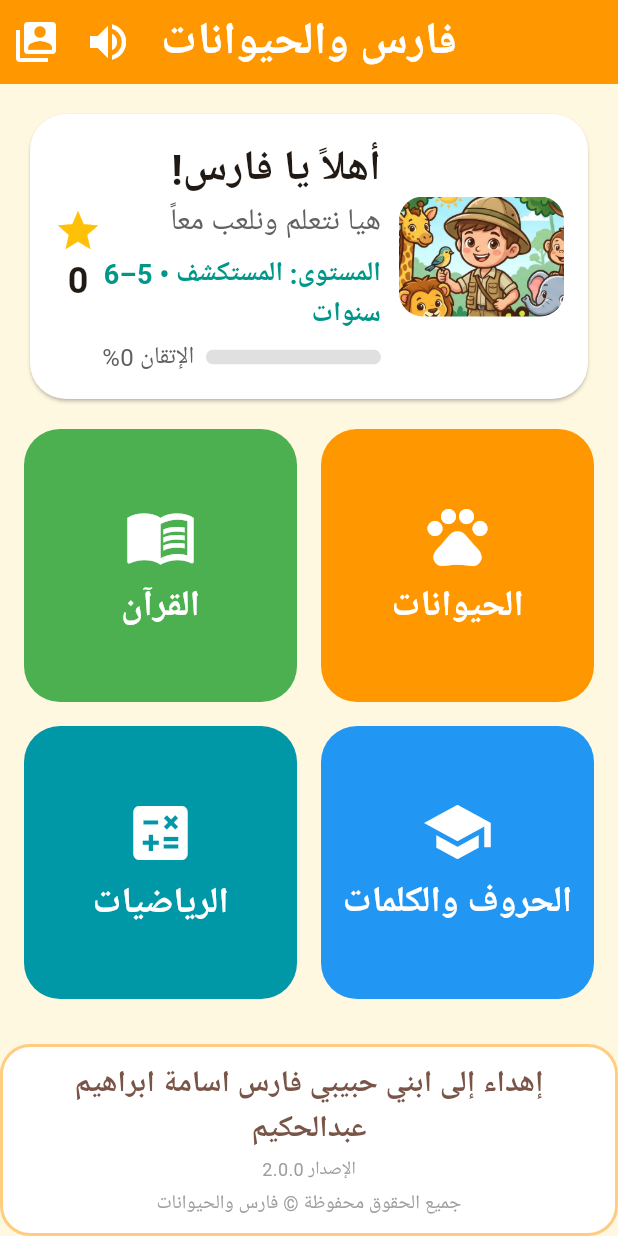
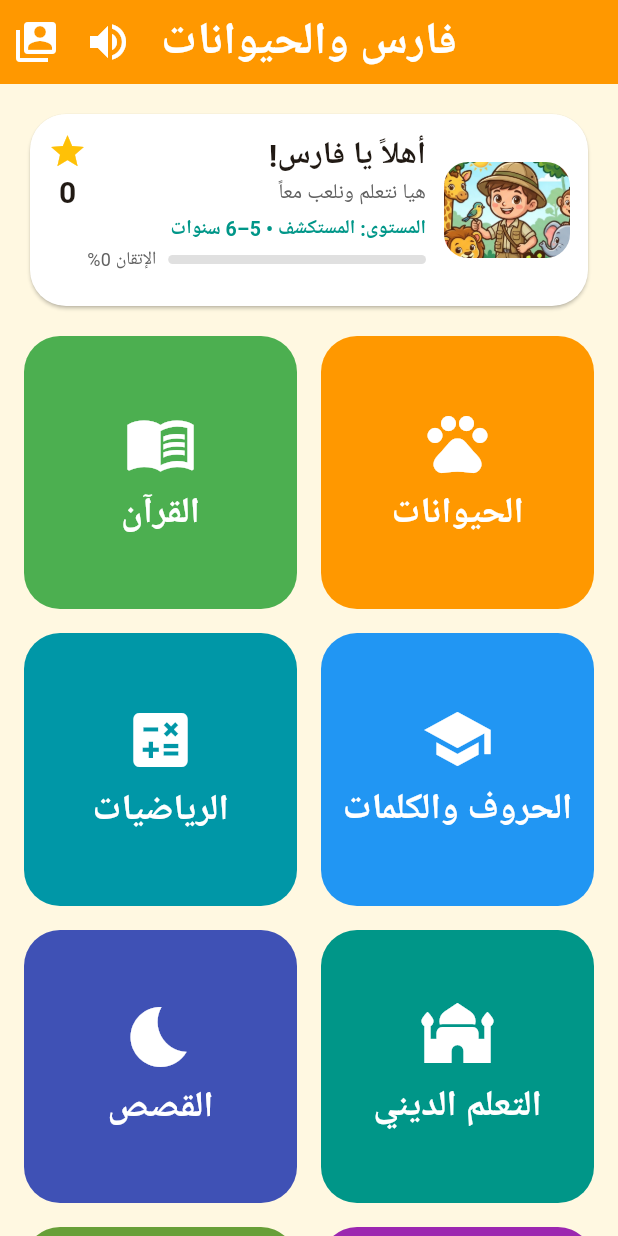
Before and after one commit to shifa-app/fares-animals, a Flutter app: the screen it shows after launch, on a phone screen of 412 x 824 dp. Run offline on Flutter 3.47's test engine with Material 3 defaults, Android fonts, the phone set to English and light mode, and no system bars; our stand-ins replace audioplayers, flutter_tts, material_ui, shared_preferences, speech_to_text.

Commit message:
فارس والحيوانات v2.0.1: إصلاح الشاشة الرئيسية — تمرير الصفحة كاملة وبطاقة ترحيب بمقاس ثابت

```diff
--- a/lib/app_version.dart
+++ b/lib/app_version.dart
@@ -1,4 +1,4 @@
 // رقم إصدار التطبيق الموحد — يظهر في الفوتر.
 // يُحدَّث مع version في pubspec.yaml عند كل إصدار، ويفرض
 // اختبار test/app_version_test.dart تطابقهما.
-const String appVersion = '2.0.0';
+const String appVersion = '2.0.1';
--- a/lib/screens/home_screen.dart
+++ b/lib/screens/home_screen.dart
@@ -258,7 +258,6 @@ class _HomeScreenState extends State<HomeScreen> {
   @override
   Widget build(BuildContext context) {
     return Scaffold(
-      bottomNavigationBar: const AppFooter.big(),
       backgroundColor: Colors.amber.shade50,
       appBar: AppBar(
         title: Text(
@@ -283,25 +282,34 @@ class _HomeScreenState extends State<HomeScreen> {
           ),
         ],
       ),
-      body: Padding(
+      // الصفحة كلها تمرَّر كقطعة واحدة: بطاقة الترحيب تخرج لأعلى
+      // والأقسام تأتي مكانها، والسحب يعمل من أي مكان في الشاشة
+      // (ملاحظة المراجعة 1 في 2.0.0: البطاقة والفوتر كانا يضغطان
+      // الصفحة فلا تظهر الأقسام).
+      body: SingleChildScrollView(
+        child: Padding(
           padding: const EdgeInsets.all(16),
           child: Column(
             children: [
-            Card(
+              // بطاقة الترحيب بمقاس ثابت (136) لا تتمدد أبداً —
+              // النصوص بسطر واحد مع قطع (…) حتى لا يكبر ارتفاعها.
+              SizedBox(
+                height: 136,
+                child: Card(
                   color: Colors.white,
                   shape: RoundedRectangleBorder(
                     borderRadius: BorderRadius.circular(24),
                   ),
                   child: Padding(
-                padding: const EdgeInsets.all(16),
+                    padding: const EdgeInsets.all(12),
                     child: Row(
                       children: [
                         ClipRRect(
                           borderRadius: BorderRadius.circular(16),
                           child: Image.asset(
                             'assets/logo_center.png',
-                        width: 110,
-                        height: 80,
+                            width: 84,
+                            height: 64,
                             fit: BoxFit.cover,
                           ),
                         ),
@@ -312,28 +320,32 @@ class _HomeScreenState extends State<HomeScreen> {
                             children: [
                               Text(
                                 'أهلاً يا $_childName!',
+                                maxLines: 1,
+                                overflow: TextOverflow.ellipsis,
                                 style: const TextStyle(
-                              fontSize: 28,
+                                  fontSize: 21,
                                   fontWeight: FontWeight.bold,
                                 ),
                               ),
                               Text(
                                 'هيا نتعلم ونلعب معاً',
                                 style: TextStyle(
-                              fontSize: 20,
+                                  fontSize: 14,
                                   color: Colors.grey.shade700,
                                 ),
                               ),
-                          const SizedBox(height: 6),
+                              const SizedBox(height: 3),
                               Text(
                                 'المستوى: ${_level.title} • ${_level.label}',
+                                maxLines: 1,
+                                overflow: TextOverflow.ellipsis,
                                 style: const TextStyle(
-                              fontSize: 18,
+                                  fontSize: 13,
                                   fontWeight: FontWeight.bold,
                                   color: Colors.teal,
                                 ),
                               ),
-                          const SizedBox(height: 4),
+                              const SizedBox(height: 2),
                               Row(
                                 children: [
                                   Expanded(
@@ -341,7 +353,7 @@ class _HomeScreenState extends State<HomeScreen> {
                                       borderRadius: BorderRadius.circular(8),
                                       child: LinearProgressIndicator(
                                         value: _mastery,
-                                    minHeight: 10,
+                                        minHeight: 6,
                                         backgroundColor: Colors.grey.shade300,
                                         color: Colors.teal,
                                       ),
@@ -351,7 +363,7 @@ class _HomeScreenState extends State<HomeScreen> {
                                   Text(
                                     'الإتقان ${(_mastery * 100).round()}%',
                                     style: TextStyle(
-                                  fontSize: 16,
+                                      fontSize: 12,
                                       color: Colors.grey.shade700,
                                     ),
                                   ),
@@ -362,17 +374,22 @@ class _HomeScreenState extends State<HomeScreen> {
                         ),
                         Column(
                           children: [
-                        const Icon(Icons.star, size: 32, color: Colors.amber),
+                            const Icon(
+                              Icons.star,
+                              size: 26,
+                              color: Colors.amber,
+                            ),
                             Text(
                               '$_stars',
                               style: const TextStyle(
-                            fontSize: 24,
+                                fontSize: 20,
                                 fontWeight: FontWeight.bold,
                               ),
                             ),
                           ],
                         ),
                       ],
+                    ),
                   ),
                 ),
               ),
@@ -395,7 +412,10 @@ class _HomeScreenState extends State<HomeScreen> {
                         Padding(
                           padding: const EdgeInsets.only(left: 8),
                           child: Chip(
-                          label: Text(a, style: const TextStyle(fontSize: 16)),
+                            label: Text(
+                              a,
+                              style: const TextStyle(fontSize: 16),
+                            ),
                             backgroundColor: Colors.white,
                           ),
                         ),
@@ -404,8 +424,9 @@ class _HomeScreenState extends State<HomeScreen> {
                 ),
               ],
               const SizedBox(height: 16),
-            Expanded(
-              child: GridView.count(
+              GridView.count(
+                shrinkWrap: true,
+                physics: const NeverScrollableScrollPhysics(),
                 crossAxisCount: 2,
                 mainAxisSpacing: 16,
                 crossAxisSpacing: 16,
@@ -503,9 +524,8 @@ class _HomeScreenState extends State<HomeScreen> {
                           onOpenCategory: (category) => Navigator.push(
                             context,
                             MaterialPageRoute(
-                              builder: (_) => AnimalsScreen(
-                                initialCategory: category,
-                              ),
+                              builder: (_) =>
+                                  AnimalsScreen(initialCategory: category),
                             ),
                           ),
                         ),
@@ -527,9 +547,7 @@ class _HomeScreenState extends State<HomeScreen> {
                     color: Colors.pink,
                     onTap: () => Navigator.push(
                       context,
-                      MaterialPageRoute(
-                        builder: (_) => const DrawingScreen(),
-                      ),
+                      MaterialPageRoute(builder: (_) => const DrawingScreen()),
                     ).then((_) => _load()),
                   ),
                   BigButton(
@@ -545,9 +563,12 @@ class _HomeScreenState extends State<HomeScreen> {
                   ),
                 ],
               ),
+              const SizedBox(height: 14),
+              // الفوتر في نهاية المحتوى الممرَّر لا شريطاً ثابتاً،
+              // حتى لا يضغط الصفحة ويخفي الأقسام (ملاحظة المراجعة 1).
+              const AppFooter.big(),
+            ],
           ),
-            const SizedBox(height: 14),
-          ],
         ),
       ),
     );
--- a/pubspec.yaml
+++ b/pubspec.yaml
@@ -1,7 +1,7 @@
 name: animals
 description: "فارس والحيوانات - برنامج تعليمي متكامل للأطفال"
 publish_to: 'none'
-version: 2.0.0+10
+version: 2.0.1+11
 
 environment:
   sdk: ^3.14.0
```
Also changed, not shown: 1 other file. Lines whose indentation alone changed are shown as unchanged.
